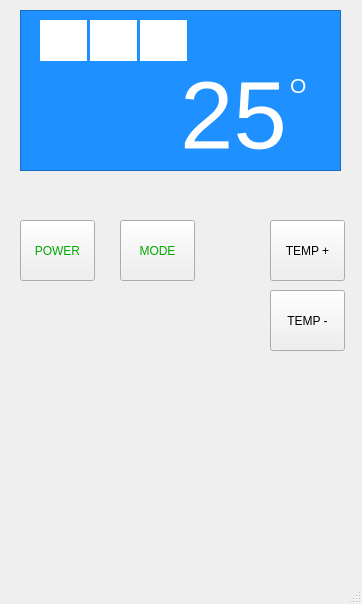
The window that GUIDieuHoa/mainwindow.ui (tranthangdong/PNUCS353) describes before a commit, drawn with Qt 5.
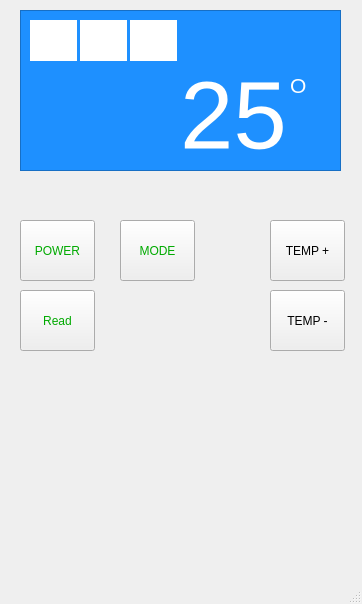
The same window after the commit.

Patch:
```diff
--- a/GUIDieuHoa/mainwindow.ui
+++ b/GUIDieuHoa/mainwindow.ui
@@ -80,7 +80,7 @@
     <widget class="QLabel" name="label_ModeGio">
      <property name="geometry">
       <rect>
-       <x>70</x>
+       <x>60</x>
        <y>10</y>
        <width>47</width>
        <height>41</height>
@@ -99,7 +99,7 @@
     <widget class="QLabel" name="label_ModeLanh">
      <property name="geometry">
       <rect>
-       <x>120</x>
+       <x>110</x>
        <y>10</y>
        <width>47</width>
        <height>41</height>
@@ -118,7 +118,7 @@
     <widget class="QLabel" name="label_ModeTunhien">
      <property name="geometry">
       <rect>
-       <x>20</x>
+       <x>10</x>
        <y>10</y>
        <width>47</width>
        <height>41</height>
@@ -201,6 +201,44 @@
      <string>MODE</string>
     </property>
    </widget>
+   <widget class="QLabel" name="label_Readfile">
+    <property name="geometry">
+     <rect>
+      <x>30</x>
+      <y>370</y>
+      <width>311</width>
+      <height>51</height>
+     </rect>
+    </property>
+    <property name="font">
+     <font>
+      <pointsize>14</pointsize>
+     </font>
+    </property>
+    <property name="text">
+     <string/>
+    </property>
+   </widget>
+   <widget class="QPushButton" name="pushButton_Read">
+    <property name="geometry">
+     <rect>
+      <x>20</x>
+      <y>290</y>
+      <width>75</width>
+      <height>61</height>
+     </rect>
+    </property>
+    <property name="autoFillBackground">
+     <bool>false</bool>
+    </property>
+    <property name="styleSheet">
+     <string notr="true">border-color: rgb(0, 170, 0);
+color: rgb(0, 170, 0);</string>
+    </property>
+    <property name="text">
+     <string>Read</string>
+    </property>
+   </widget>
   </widget>
   <widget class="QMenuBar" name="menubar">
    <property name="geometry">
```
